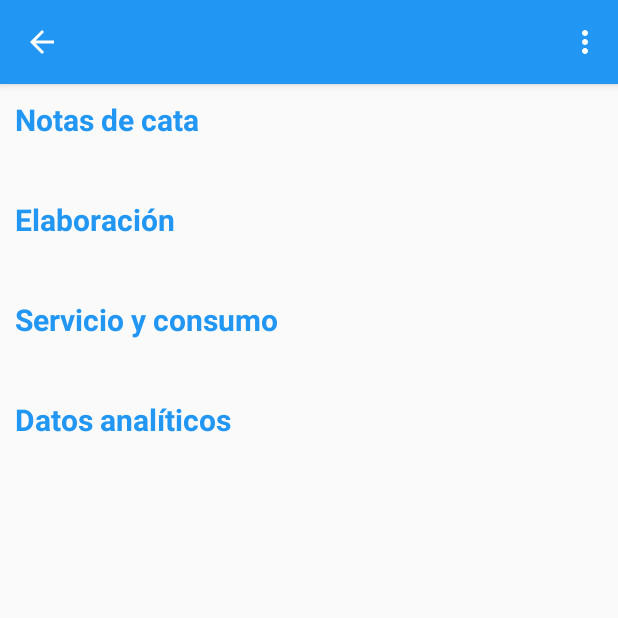
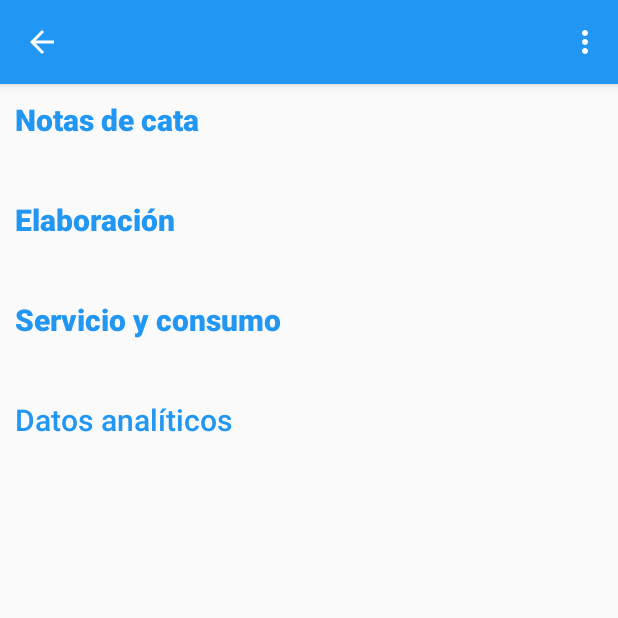
Before and after one commit to Pgl8/GuiaJerez, an Android app: the InfoVinosActivity screen opened directly, with no data from a screen before it, on a phone screen of 412 x 824 dp, the top half of it. Run offline under Robolectric (Android 15) with nearby library versions, the phone set to English and light mode, and no system bars; 1 statement that could not run was skipped.

Commit message:
Cambios en la tipografía

```diff
--- a/app/src/main/res/layout/activity_info_vinos.xml
+++ b/app/src/main/res/layout/activity_info_vinos.xml
@@ -45,7 +45,8 @@
                     android:text="Notas de cata"
                     android:textSize="20sp"
                     android:textColor="@color/primaryColor"
-                    android:textStyle="bold"/>
+                    android:textStyle="bold"
+                    android:fontFamily="sans-serif-medium"/>
             </TableRow>
 
             <TableRow
@@ -59,7 +60,8 @@
                     android:layout_height="wrap_content"
                     android:paddingRight="15dp"
                     android:textSize="14sp"
-                    android:textStyle="normal"/>
+                    android:textStyle="normal"
+                    android:fontFamily="sans-serif"/>
             </TableRow>
 
             <TableRow
@@ -74,7 +76,8 @@
                     android:text="Elaboración"
                     android:textSize="20sp"
                     android:textColor="@color/primaryColor"
-                    android:textStyle="bold"/>
+                    android:textStyle="bold"
+                    android:fontFamily="sans-serif-medium"/>
             </TableRow>
 
             <TableRow
@@ -88,7 +91,8 @@
                     android:layout_height="wrap_content"
                     android:paddingRight="15dp"
                     android:textSize="14sp"
-                    android:textStyle="normal"/>
+                    android:textStyle="normal"
+                    android:fontFamily="sans-serif"/>
             </TableRow>
 
             <TableRow
@@ -103,7 +107,8 @@
                     android:text="Servicio y consumo"
                     android:textSize="20sp"
                     android:textColor="@color/primaryColor"
-                    android:textStyle="bold"/>
+                    android:textStyle="bold"
+                    android:fontFamily="sans-serif-medium"/>
             </TableRow>
 
             <TableRow
@@ -117,7 +122,8 @@
                     android:layout_height="wrap_content"
                     android:paddingRight="15dp"
                     android:textSize="14sp"
-                    android:textStyle="normal"/>
+                    android:textStyle="normal"
+                    android:fontFamily="sans-serif"/>
             </TableRow>
 
             <TableRow
@@ -132,7 +138,7 @@
                     android:text="Datos analíticos"
                     android:textSize="20sp"
                     android:textColor="@color/primaryColor"
-                    android:textStyle="bold"/>
+                    android:fontFamily="sans-serif-medium"/>
             </TableRow>
 
             <TableRow
@@ -145,7 +151,8 @@
                     android:layout_width="200dp"
                     android:layout_height="wrap_content"
                     android:textSize="14sp"
-                    android:textStyle="normal"/>
+                    android:textStyle="normal"
+                    android:fontFamily="sans-serif"/>
             </TableRow>
 
         </TableLayout>
```
